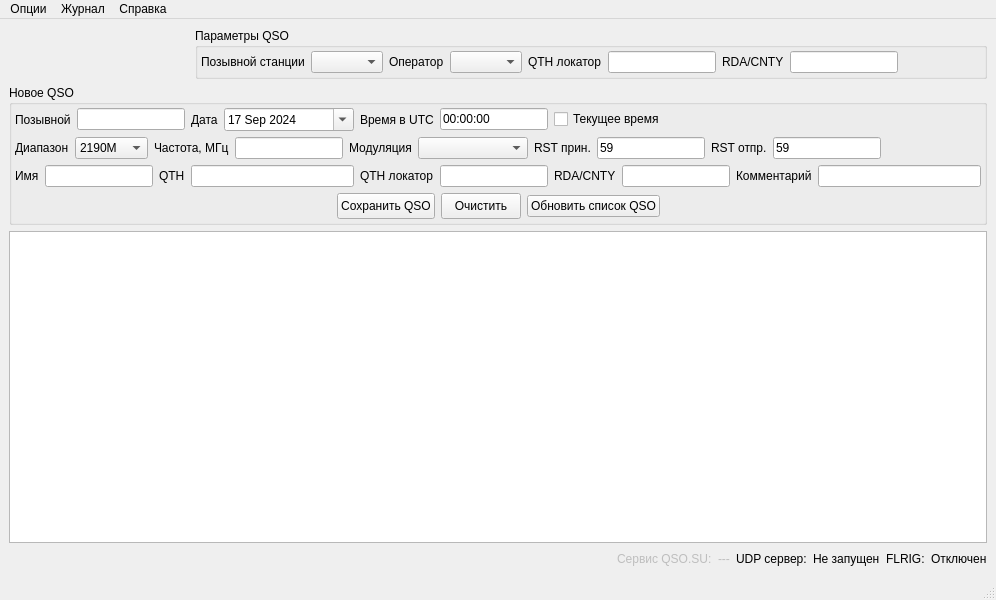
Old version of the form mainwindow.ui in the repository qsosu/logger.
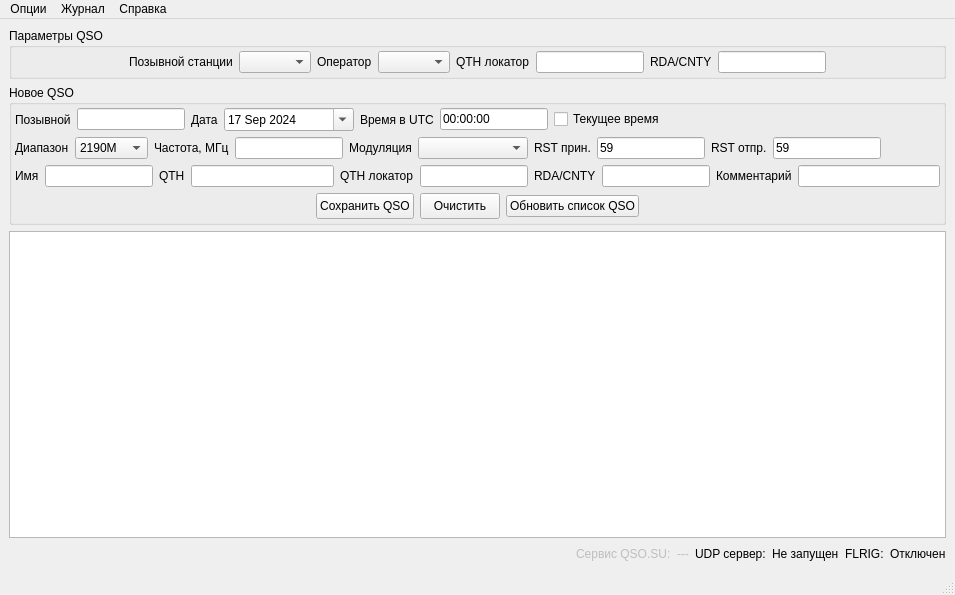
New version of the form. Icons and pictures are not drawn.

```diff
--- a/mainwindow.ui
+++ b/mainwindow.ui
@@ -6,8 +6,8 @@
    <rect>
     <x>0</x>
     <y>0</y>
-    <width>996</width>
-    <height>600</height>
+    <width>955</width>
+    <height>595</height>
    </rect>
   </property>
   <property name="windowTitle">
@@ -17,66 +17,6 @@
    <layout class="QVBoxLayout" name="verticalLayout_2">
     <item>
      <layout class="QHBoxLayout" name="horizontalLayout_6">
-      <item>
-       <spacer name="horizontalSpacer_5">
-        <property name="orientation">
-         <enum>Qt::Orientation::Horizontal</enum>
-        </property>
-        <property name="sizeHint" stdset="0">
-         <size>
-          <width>40</width>
-          <height>20</height>
-         </size>
-        </property>
-       </spacer>
-      </item>
-      <item>
-       <widget class="QLabel" name="label_19">
-        <property name="sizePolicy">
-         <sizepolicy hsizetype="Fixed" vsizetype="Fixed">
-          <horstretch>1</horstretch>
-          <verstretch>0</verstretch>
-         </sizepolicy>
-        </property>
-        <property name="minimumSize">
-         <size>
-          <width>100</width>
-          <height>40</height>
-         </size>
-        </property>
-        <property name="maximumSize">
-         <size>
-          <width>100</width>
-          <height>40</height>
-         </size>
-        </property>
-        <property name="text">
-         <string/>
-        </property>
-        <property name="pixmap">
-         <pixmap resource="resources.qrc">:/resources/images/logo_mini.svg</pixmap>
-        </property>
-        <property name="scaledContents">
-         <bool>true</bool>
-        </property>
-        <property name="alignment">
-         <set>Qt::AlignmentFlag::AlignCenter</set>
-        </property>
-       </widget>
-      </item>
-      <item>
-       <spacer name="horizontalSpacer_2">
-        <property name="orientation">
-         <enum>Qt::Orientation::Horizontal</enum>
-        </property>
-        <property name="sizeHint" stdset="0">
-         <size>
-          <width>40</width>
-          <height>20</height>
-         </size>
-        </property>
-       </spacer>
-      </item>
       <item>
        <widget class="QGroupBox" name="groupBox_2">
         <property name="sizePolicy">
@@ -101,6 +41,19 @@
          <property name="bottomMargin">
           <number>3</number>
          </property>
+         <item>
+          <spacer name="horizontalSpacer_5">
+           <property name="orientation">
+            <enum>Qt::Orientation::Horizontal</enum>
+           </property>
+           <property name="sizeHint" stdset="0">
+            <size>
+             <width>40</width>
+             <height>20</height>
+            </size>
+           </property>
+          </spacer>
+         </item>
          <item>
           <widget class="QLabel" name="label_12">
            <property name="text">
@@ -897,7 +850,7 @@
     <rect>
      <x>0</x>
      <y>0</y>
-     <width>996</width>
+     <width>955</width>
      <height>22</height>
     </rect>
    </property>
```
Left out of the diff: 2 changed lines with no effect on the pictures.
